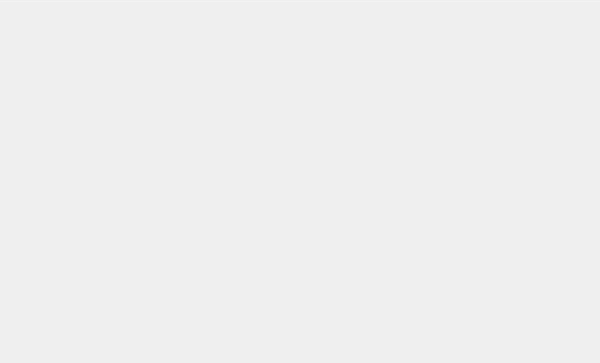
Before: the Qt Designer form ui/la_channel_manager.ui in analogdevicesinc/scopy, drawn with Qt 5.
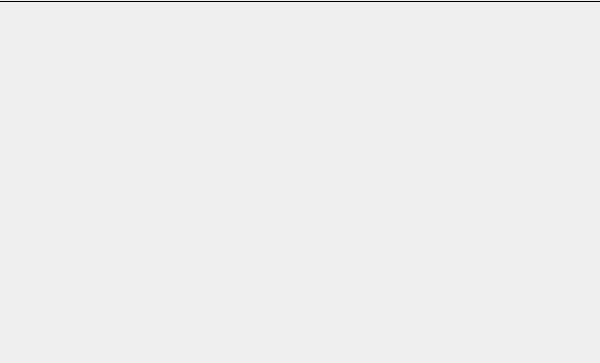
After: the same form once the commit is applied.

What changed in the file:
```diff
--- a/ui/la_channel_manager.ui
+++ b/ui/la_channel_manager.ui
@@ -104,10 +104,6 @@
    </item>
    <item>
     <widget class="Line" name="line">
-     <property name="styleSheet">
-      <string notr="true">color: rgba(255,255,255,60);
-</string>
-     </property>
      <property name="frameShadow">
       <enum>QFrame::Plain</enum>
      </property>
```
